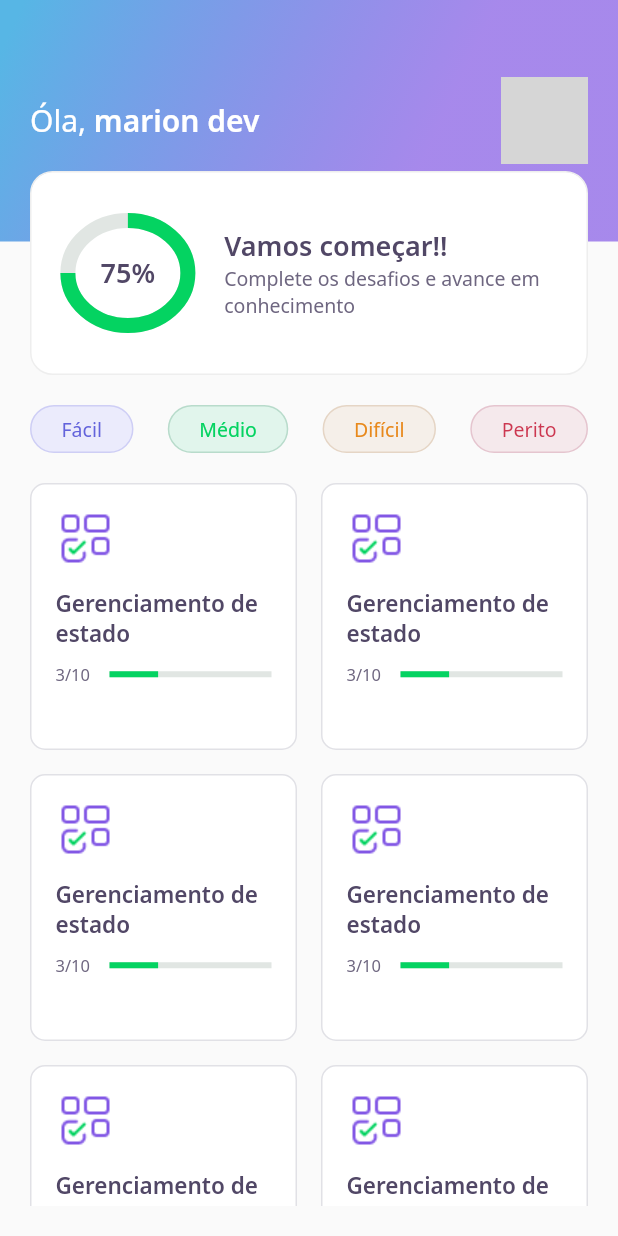
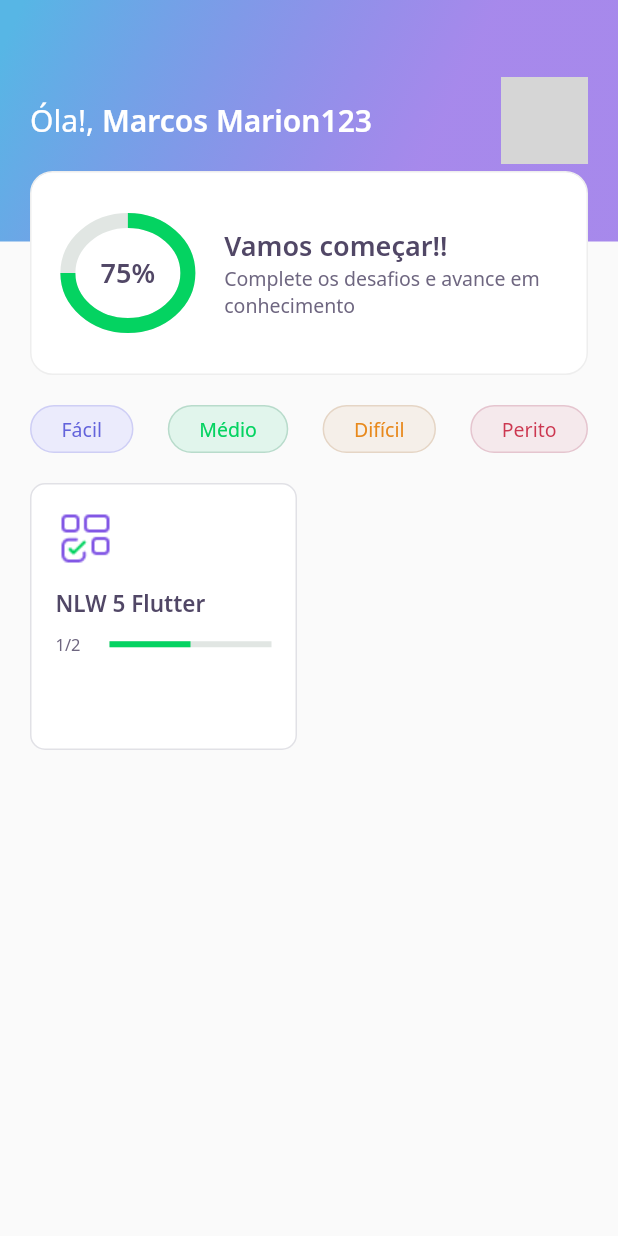
Before and after one commit to marcosmariondev/dev_quiz, a Flutter app: the HomePage screen opened directly, on a phone screen of 412 x 824 dp. Run offline on Flutter 3.47's test engine with Material 2 defaults, Android fonts, the phone set to English and light mode, and no system bars; our stand-ins replace google_fonts; accounts and stored records are empty; network calls fail; grey boxes are pictures that could not be loaded.

Commit message:
data estructure

```diff
--- /dev/null
+++ b/assets/database/user.json
@@ -0,0 +1,5 @@
+{
+    "name": "Marcos Marion123",
+    "score": 75,
+    "photoUrl": "https://avatars.githubusercontent.com/u/2903044?v=4"
+}
--- a/lib/core/app_widget.dart
+++ b/lib/core/app_widget.dart
@@ -7,7 +7,7 @@ class AppWidget extends StatelessWidget {
   Widget build(BuildContext context) {
     return MaterialApp(
       title: "DevQuiz",
-      home: ChallengePage(),
+      home: HomePage(),
     );
   }
 }
--- /dev/null
+++ b/lib/home/home_controller.dart
@@ -0,0 +1,32 @@
+import 'package:dev_quiz/core/app_images.dart';
+import 'package:dev_quiz/home/home_state.dart';
+import 'package:dev_quiz/shared/models/answer_mode.dart';
+import 'package:dev_quiz/shared/models/question_model.dart';
+import 'package:dev_quiz/shared/models/quiz_model.dart';
+import 'package:dev_quiz/shared/models/user_model.dart';
+import 'package:flutter/foundation.dart';
+
+import 'home_repository.dart';
+
+class HomeController {
+  final stateNotifier = ValueNotifier<HomeState>(HomeState.empty);
+  set state(HomeState state) => stateNotifier.value = state;
+  HomeState get state => stateNotifier.value;
+
+  UserModel? user;
+  List<QuizModel>? quizzes;
+
+  final repository = HomeRepository();
+
+  void getUser() async {
+    state = HomeState.loading;
+    user = await repository.getUser();
+    state = HomeState.sucess;
+  }
+
+  void getQuizzes() async {
+    state = HomeState.loading;
+    quizzes = await repository.getQuizzes();
+    state = HomeState.sucess;
+  }
+}
--- a/lib/home/home_page.dart
+++ b/lib/home/home_page.dart
@@ -1,7 +1,11 @@
+import 'package:dev_quiz/core/app_colors.dart';
+import 'package:dev_quiz/home/home_controller.dart';
 import 'package:dev_quiz/home/widgets/appbar/appbar_widget.dart';
 import 'package:dev_quiz/home/widgets/level_button/level_button_widget.dart';
 import 'package:dev_quiz/home/widgets/quiz_card/quiz_card_widget.dart';
 import 'package:flutter/material.dart';
+
+import 'home_state.dart';
 
 class HomePage extends StatefulWidget {
   @override
@@ -9,10 +13,22 @@ class HomePage extends StatefulWidget {
 }
 
 class _HomePageState extends State<HomePage> {
+  final controller = HomeController();
+
   @override
+  void initState() {
+    super.initState();
+    controller.getUser();
+    controller.getQuizzes();
+    controller.stateNotifier.addListener(() {
+      setState(() {});
+    });
+  }
+
   Widget build(BuildContext context) {
+    if (controller.state == HomeState.sucess) {
       return Scaffold(
-        appBar: AppBarWidget(),
+          appBar: AppBarWidget(user: controller.user!),
           body: Padding(
             padding: const EdgeInsets.symmetric(horizontal: 20, vertical: 20),
             child: Column(
@@ -42,18 +58,27 @@ class _HomePageState extends State<HomePage> {
                     crossAxisCount: 2,
                     crossAxisSpacing: 16,
                     mainAxisSpacing: 16,
-                  children: [
-                    QuizCardWidget(),
-                    QuizCardWidget(),
-                    QuizCardWidget(),
-                    QuizCardWidget(),
-                    QuizCardWidget(),
-                    QuizCardWidget(),
-                  ],
+                    children: controller.quizzes!
+                        .map((e) => QuizCardWidget(
+                              title: e.title,
+                              completed:
+                                  "${e.questionAnswered}/${e.questions.length}",
+                              percent: e.questionAnswered / e.questions.length,
+                            ))
+                        .toList(),
                   ),
                 )
               ],
             ),
           ));
+    } else {
+      return Scaffold(
+        body: Center(
+          child: CircularProgressIndicator(
+            valueColor: AlwaysStoppedAnimation<Color>(AppColors.darkGreen),
+          ),
+        ),
+      );
     }
   }
+}
--- /dev/null
+++ b/lib/home/home_state.dart
@@ -0,0 +1 @@
+enum HomeState { sucess, loading, error, empty }
--- a/lib/home/widgets/appbar/appbar_widget.dart
+++ b/lib/home/widgets/appbar/appbar_widget.dart
@@ -1,10 +1,12 @@
 import 'package:dev_quiz/core/app_gradients.dart';
 import 'package:dev_quiz/core/app_text_styles.dart';
 import 'package:dev_quiz/home/widgets/score_card/score_card_widget.dart';
+import 'package:dev_quiz/shared/models/user_model.dart';
 import 'package:flutter/material.dart';
 
 class AppBarWidget extends PreferredSize {
-  AppBarWidget()
+  final UserModel user;
+  AppBarWidget({required this.user})
       : super(
           preferredSize: Size.fromHeight(250),
           child: Container(
@@ -20,11 +22,11 @@ class AppBarWidget extends PreferredSize {
                     mainAxisAlignment: MainAxisAlignment.spaceBetween,
                     children: [
                       Text.rich(TextSpan(
-                          text: "Óla, ",
+                          text: "Óla!, ",
                           style: AppTextStyles.title,
                           children: [
                             TextSpan(
-                              text: "marion dev",
+                              text: user.name,
                               style: AppTextStyles.titleBold,
                             )
                           ])),
@@ -34,8 +36,7 @@ class AppBarWidget extends PreferredSize {
                         decoration: BoxDecoration(
                           borderRadius: BorderRadius.circular(100),
                           image: DecorationImage(
-                              image: NetworkImage(
-                                  "https://avatars.githubusercontent.com/u/2903044?v=4")),
+                              image: NetworkImage(user.photoUrl)),
                         ),
                       )
                     ],
--- a/lib/home/widgets/quiz_card/quiz_card_widget.dart
+++ b/lib/home/widgets/quiz_card/quiz_card_widget.dart
@@ -5,6 +5,17 @@ import 'package:dev_quiz/shared/widgets/progress_indicator/progress_indicator_wi
 import 'package:flutter/material.dart';
 
 class QuizCardWidget extends StatelessWidget {
+  final String title;
+  final String completed;
+  final double percent;
+
+  const QuizCardWidget({
+    Key? key,
+    required this.title,
+    required this.completed,
+    required this.percent,
+  }) : super(key: key);
+
   @override
   Widget build(BuildContext context) {
     return Container(
@@ -24,7 +35,7 @@ class QuizCardWidget extends StatelessWidget {
           ),
           SizedBox(height: 13),
           Text(
-            "Gerenciamento de estado",
+            title,
             style: AppTextStyles.heading15,
           ),
           SizedBox(height: 10),
@@ -33,14 +44,14 @@ class QuizCardWidget extends StatelessWidget {
               Expanded(
                 flex: 1,
                 child: Text(
-                  "3/10 ",
+                  completed,
                   style: AppTextStyles.body11,
                 ),
               ),
               Expanded(
                   flex: 3,
                   child: ProgressIndicatorWidget(
-                    value: 0.3,
+                    value: percent,
                   ))
             ],
           )
--- a/lib/shared/models/quiz_model.dart
+++ b/lib/shared/models/quiz_model.dart
@@ -1,6 +1,26 @@
+import 'dart:convert';
+
 import 'package:dev_quiz/shared/models/question_model.dart';
 
 enum Level { facil, medio, dificil, perito }
+
+extension LevelStringExt on String {
+  Level get parse => {
+        "facil": Level.facil,
+        "medio": Level.medio,
+        "dificil": Level.dificil,
+        "perito": Level.perito
+      }[this]!;
+}
+
+extension LevelExt on Level {
+  String get parse => {
+        Level.facil: "facil",
+        Level.medio: "medio",
+        Level.dificil: "dificil",
+        Level.perito: "perito",
+      }[this]!;
+}
 
 class QuizModel {
   final String title;
@@ -16,4 +36,30 @@ class QuizModel {
     required this.imagem,
     required this.level,
   });
+
+  Map<String, dynamic> toMap() {
+    return {
+      'title': title,
+      'questions': questions.map((x) => x.toMap()).toList(),
+      'questionAnswered': questionAnswered,
+      'imagem': imagem,
+      'level': level.parse,
+    };
+  }
+
+  factory QuizModel.fromMap(Map<String, dynamic> map) {
+    return QuizModel(
+      title: map['title'],
+      questions: List<QuestionModel>.from(
+          map['questions'].map((x) => QuestionModel.fromMap(x))),
+      questionAnswered: map['questionAnswered'],
+      imagem: map['imagem'],
+      level: map['level'].toString().parse,
+    );
+  }
+
+  String toJson() => json.encode(toMap());
+
+  factory QuizModel.fromJson(String source) =>
+      QuizModel.fromMap(json.decode(source));
 }
--- a/lib/shared/models/user_model.dart
+++ b/lib/shared/models/user_model.dart
@@ -1,3 +1,5 @@
+import 'dart:convert';
+
 class UserModel {
   final String name;
   final String photoUrl;
@@ -6,6 +8,27 @@ class UserModel {
   UserModel({
     required this.name,
     required this.photoUrl,
-    required this.store,
+    this.store = 0,
   });
+
+  Map<String, dynamic> toMap() {
+    return {
+      'name': name,
+      'photoUrl': photoUrl,
+      'store': store,
+    };
+  }
+
+  factory UserModel.fromMap(Map<String, dynamic> map) {
+    return UserModel(
+      name: map['name'],
+      photoUrl: map['photoUrl'],
+      store: map['store'] ?? 0,
+    );
+  }
+
+  String toJson() => json.encode(toMap());
+
+  factory UserModel.fromJson(String source) =>
+      UserModel.fromMap(json.decode(source));
 }
--- a/pubspec.yaml
+++ b/pubspec.yaml
@@ -18,5 +18,6 @@ dev_dependencies:
 flutter:
   assets:
     - assets/images/
+    - assets/database/
 
   uses-material-design: true
```
Also changed, not shown: assets/database/quizzes.json (added, +47 -0 lines), lib/home/home_repository.dart (added, +21 -0 lines), lib/shared/models/answer_mode.dart (+21 -0 lines), lib/shared/models/question_model.dart (+22 -0 lines). Lines whose indentation alone changed are shown as unchanged.
